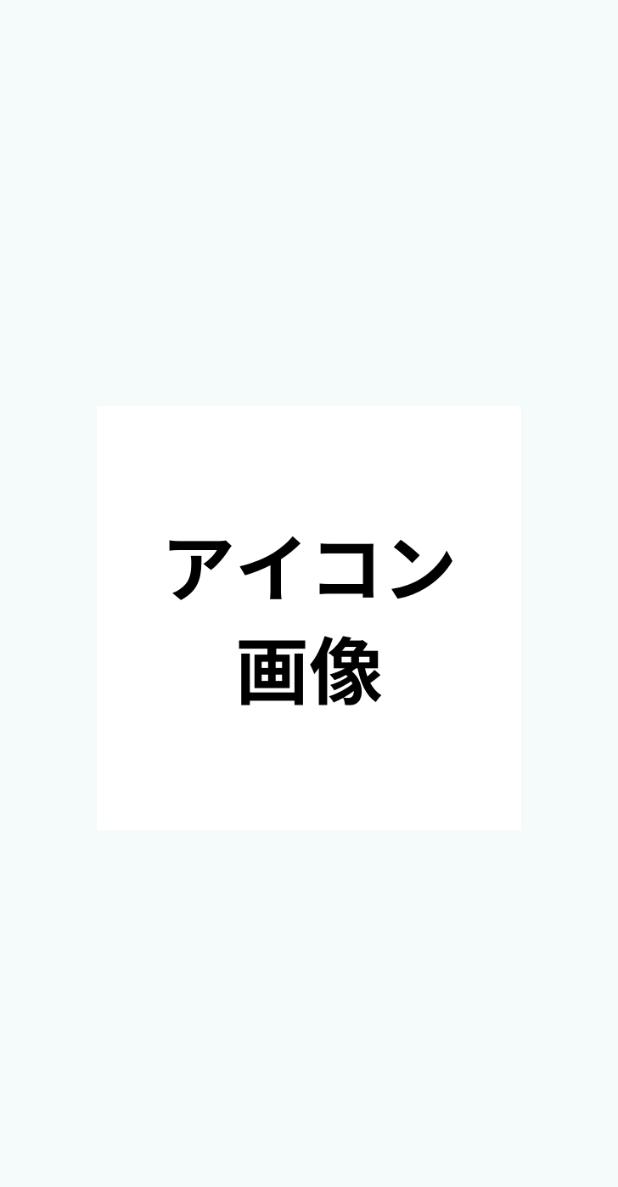
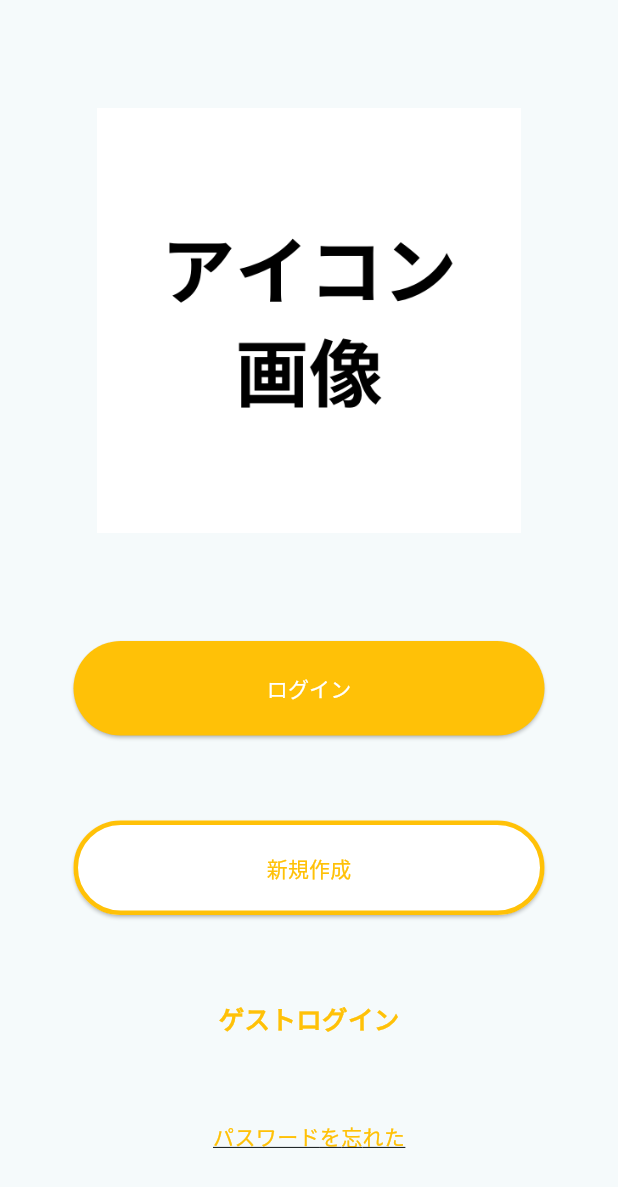
Before and after one commit to Yoshida-koshi/yumemi-pg-hackathon-team1, a Flutter app: the screen it shows after launch, on a phone screen of 412 x 824 dp. Shown: the top 1187 px of the screen. Run offline on Flutter 3.47's test engine with Material 3 defaults, Android fonts, the phone set to English and light mode, and no system bars.

Commit message:
UIの作成

```diff
--- a/lib/54.dart
+++ b/lib/54.dart
@@ -1,5 +1,5 @@
 import 'package:flutter/material.dart';
-import '39.dart';
+import 'main.dart';
 
 class repassPage extends StatefulWidget {
   const repassPage({Key? key}) : super(key: key);
@@ -35,7 +35,7 @@ class _createPageState extends State<repassPage>{
               children: [
                 ElevatedButton(
                     onPressed: (){
-                      Navigator.of(context).push(MaterialPageRoute(builder: (_) => signupPage()));
+                      Navigator.of(context).push(MaterialPageRoute(builder: (_) => MyHomePage(title: '',)));
                     },
                     style: ElevatedButton.styleFrom(
                         minimumSize: Size(314, 63),
--- a/lib/main.dart
+++ b/lib/main.dart
@@ -1,6 +1,9 @@
 import 'package:flutter/material.dart';
-import '39.dart';
-//スタート画面
+import '40.dart';
+import '41.dart';
+import '42.dart';
+
+//タイトル画面
 void main() {
   runApp(const MyApp());
 }
@@ -11,13 +14,13 @@ class MyApp extends StatelessWidget {
   @override
   Widget build(BuildContext context) {
     return MaterialApp(
-      title: 'Flutter Demo',
+      title: 'ハッカソンUI',
       theme: ThemeData(
 
         colorScheme: ColorScheme.fromSeed(seedColor: Colors.white),
         useMaterial3: true,
       ),
-      home: const MyHomePage(title: 'Flutter Demo Home Page'),
+      home: const MyHomePage(title: 'ハッカソンUI'),
     );
   }
 }
@@ -34,22 +37,72 @@ class _MyHomePageState extends State<MyHomePage> {
 
   @override
   Widget build(BuildContext context) {
-
     return Scaffold(
 
-      body: Center(
+      body: Container(
+        child: Center(
           child: Column(
-          mainAxisAlignment: MainAxisAlignment.center,
+            mainAxisAlignment: MainAxisAlignment.spaceEvenly,
             children: [
-            GestureDetector(
-              onTap: (){
-                Navigator.of(context).push(MaterialPageRoute(builder: (_) => signupPage()));
-              },
-              child: Image.asset("images/testicon.png",
+              Image.asset("images/testicon.png",
                   height: 314,
                   width: 283),
+              ElevatedButton(
+                onPressed: () {
+                  Navigator.of(context).push(
+                      MaterialPageRoute(builder: (_) => loginPage()));
+                },
+                style: ElevatedButton.styleFrom(
+                    minimumSize: Size(314, 63),
+                    backgroundColor: Colors.amber
+                ),
+                child: Text("ログイン",
+                  style: TextStyle(
+                      color: Colors.white),
+                ),
+              ),
+              ElevatedButton(
+                onPressed: () {
+                  Navigator.of(context).push(
+                      MaterialPageRoute(builder: (_) => createPage()));
+                },
+                style: ElevatedButton.styleFrom(
+                    side: BorderSide(
+                        color: Colors.amber,
+                        width: 3
+                    ),
+                    minimumSize: Size(314, 63),
+                    backgroundColor: Colors.white
+                ),
+                child: Text("新規作成",
+                  style: TextStyle(
+                      color: Colors.amber),
+                ),
+              ),
+              GestureDetector(
+                onTap: () {
+
+                },
+                child: Text("ゲストログイン",
+                  style: TextStyle(fontWeight: FontWeight.bold,
+                      color: Colors.amber,
+                      fontSize: 17),
+                ),
+              ),
+              GestureDetector(
+                onTap: () {
+                  Navigator.of(context).push(
+                      MaterialPageRoute(builder: (_) => forgotPage()));
+                },
+                child: Text("パスワードを忘れた",
+                  style: TextStyle(
+                      decoration: TextDecoration.underline,
+                      color: Colors.amber
+                  ),
+                ),
               ),
             ],
+          ),
         ),
       ),
     );
```
Also changed, not shown: lib/31.dart (added, +59 -0 lines), lib/32.dart (+9 -2 lines), lib/39.dart (deleted, +0 -60 lines), lib/koumoku.dart (+123 -6 lines), images/delete.png (added). Lines whose indentation alone changed are shown as unchanged.
